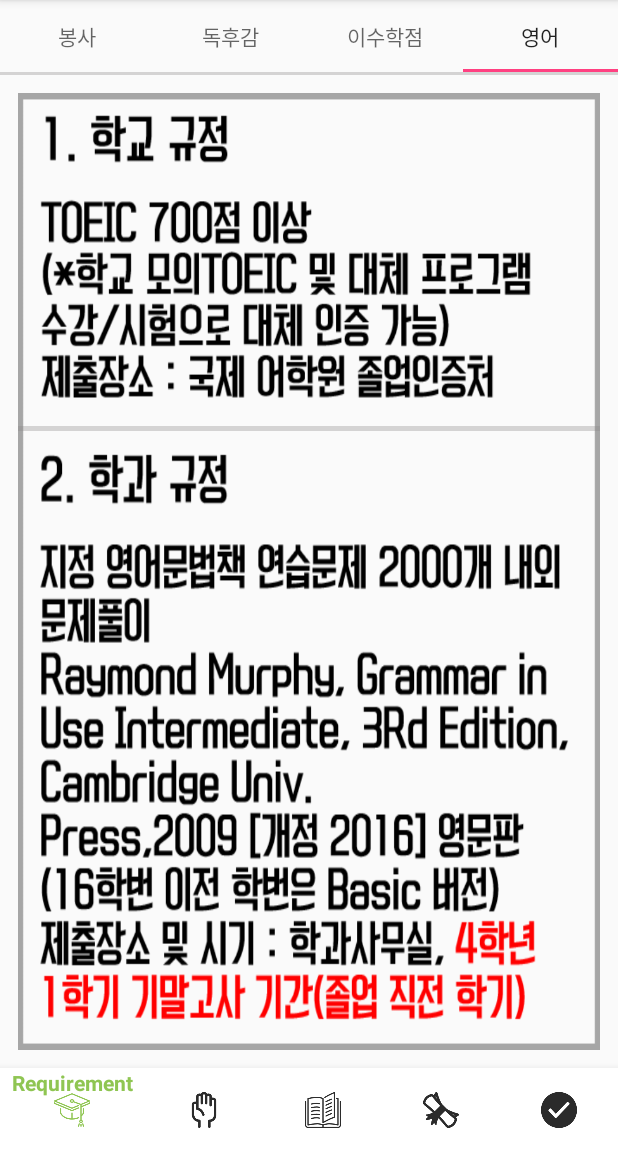
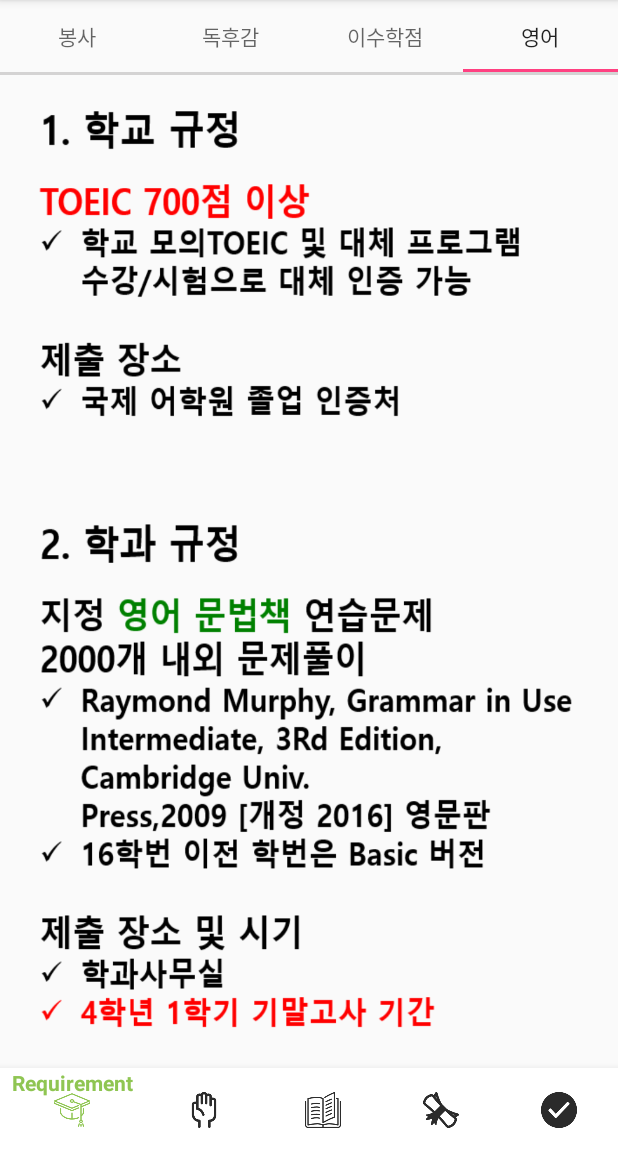
Before and after one commit to Jihyeon-Yoon/AreYouReady, an Android app: the screen it shows after launch (MainActivity), tab 4 chosen, on a phone screen of 412 x 824 dp, the part 84-1236 px from its top. Run offline under Robolectric (Android 15) with nearby library versions, the phone set to English and light mode, and no system bars.

Commit message:
Modify requirement images

```diff
--- a/app/src/main/res/layout/fragment_requirement_eng.xml
+++ b/app/src/main/res/layout/fragment_requirement_eng.xml
@@ -2,30 +2,14 @@
     xmlns:tools="http://schemas.android.com/tools"
     android:layout_width="match_parent"
     android:layout_height="match_parent"
-    android:background="@drawable/bg_line"
     android:weightSum="5"
     android:orientation="vertical"
     >
 
     <ImageView
         android:layout_width="match_parent"
-        android:layout_height="0dp"
-        android:layout_weight="1.75"
-        android:src="@drawable/req_english1"
-        android:scaleType="fitXY"
-        />
-
-    <View
-        android:layout_width="match_parent"
-        android:layout_height="3dp"
-        android:background="#55878384"
-        />
-
-    <ImageView
-        android:layout_width="match_parent"
-        android:layout_height="0dp"
-        android:layout_weight="3.25"
-        android:src="@drawable/req_english2"
+        android:layout_height="match_parent"
+        android:src="@drawable/req_english"
         android:scaleType="fitXY"
         />
 
```
Also changed, not shown: app/src/main/res/drawable-v24/req_book_report.png (added), app/src/main/res/drawable-v24/req_english.png (added), app/src/main/res/drawable-v24/req_voluntary.png (added), app/src/main/res/drawable/req_book_report.png (deleted), app/src/main/res/drawable/req_credit1.png (deleted), app/src/main/res/drawable/req_credit2.png (deleted), app/src/main/res/drawable/req_english1.png (deleted), app/src/main/res/drawable/req_english2.png (deleted), app/src/main/res/drawable/req_voluntary.png (deleted).
